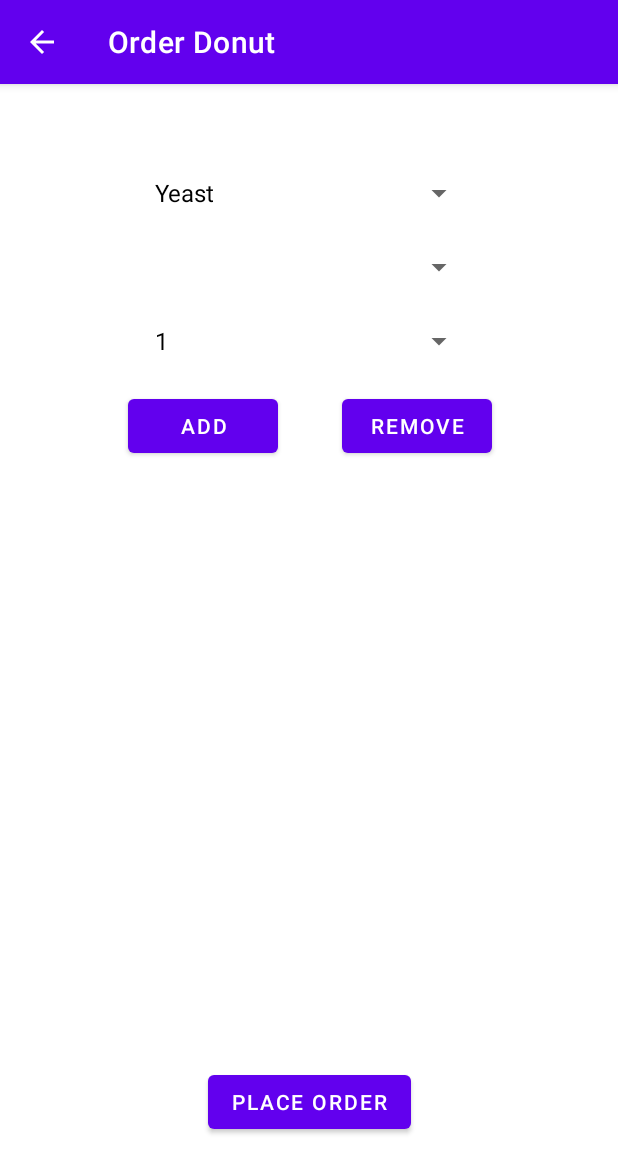
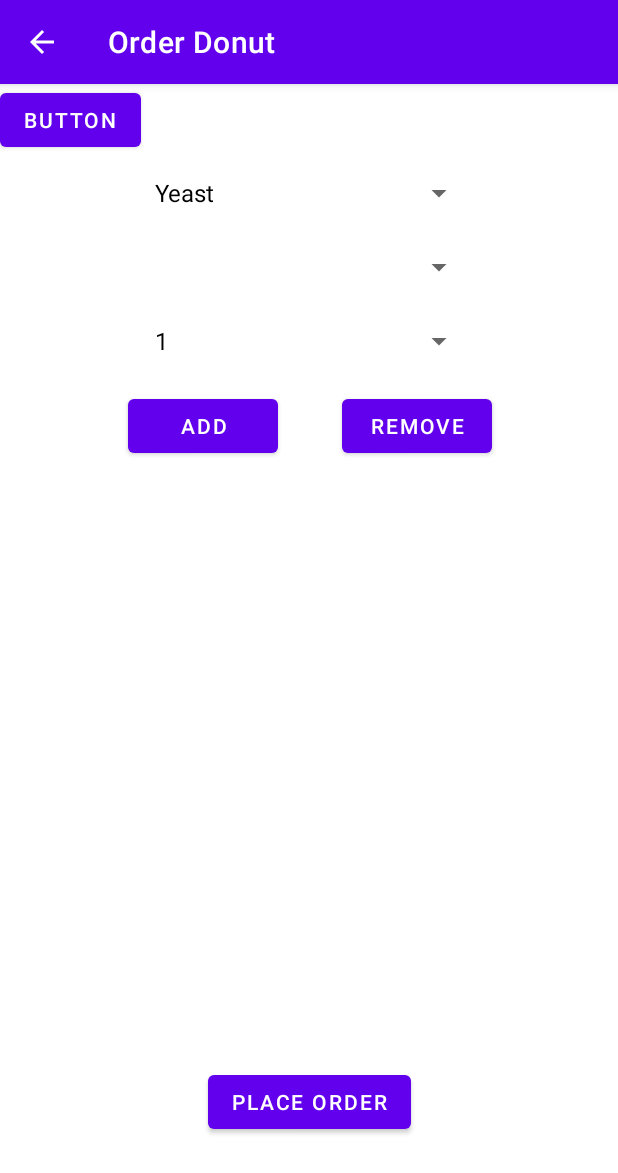
Before and after one commit to misalikesducks/RU_Cafe_Android, an Android app: the DonutOrderingActivity screen opened directly, with no data from a screen before it, on a phone screen of 412 x 824 dp. Shown: the top 1173 px of the screen. Run offline under Robolectric (Android 15) with nearby library versions, the phone set to English and light mode, and no system bars.

Commit message:
i hope it goes up - tiffany

```diff
--- a/app/src/main/java/com/example/rucafe/DonutOrderingActivity.java
+++ b/app/src/main/java/com/example/rucafe/DonutOrderingActivity.java
@@ -40,6 +40,7 @@ public class DonutOrderingActivity extends AppCompatActivity implements AdapterV
         quantitySpinner.setAdapter(adapter);
     }
 
+    //interface overrides
     @Override
     public void onItemSelected(AdapterView<?> parent, View view, int position, long id) {
 
--- a/app/src/main/res/layout/activity_donut_ordering.xml
+++ b/app/src/main/res/layout/activity_donut_ordering.xml
@@ -105,4 +105,12 @@
         app:layout_constraintEnd_toEndOf="parent"
         app:layout_constraintStart_toStartOf="parent" />
 
+    <Button
+        android:id="@+id/button"
+        android:layout_width="wrap_content"
+        android:layout_height="wrap_content"
+        android:text="Button"
+        tools:layout_editor_absoluteX="26dp"
+        tools:layout_editor_absoluteY="14dp" />
+
 </androidx.constraintlayout.widget.ConstraintLayout>
--- a/app/src/main/res/values/strings.xml
+++ b/app/src/main/res/values/strings.xml
@@ -51,6 +51,7 @@
         <item>Jelly</item>
         <item>Cinnamon</item>
         <item>Lemonade</item>
+        <item>cLemonade</item>
     </string-array>
 
     <!-- Strings ued for xmls -->
```
